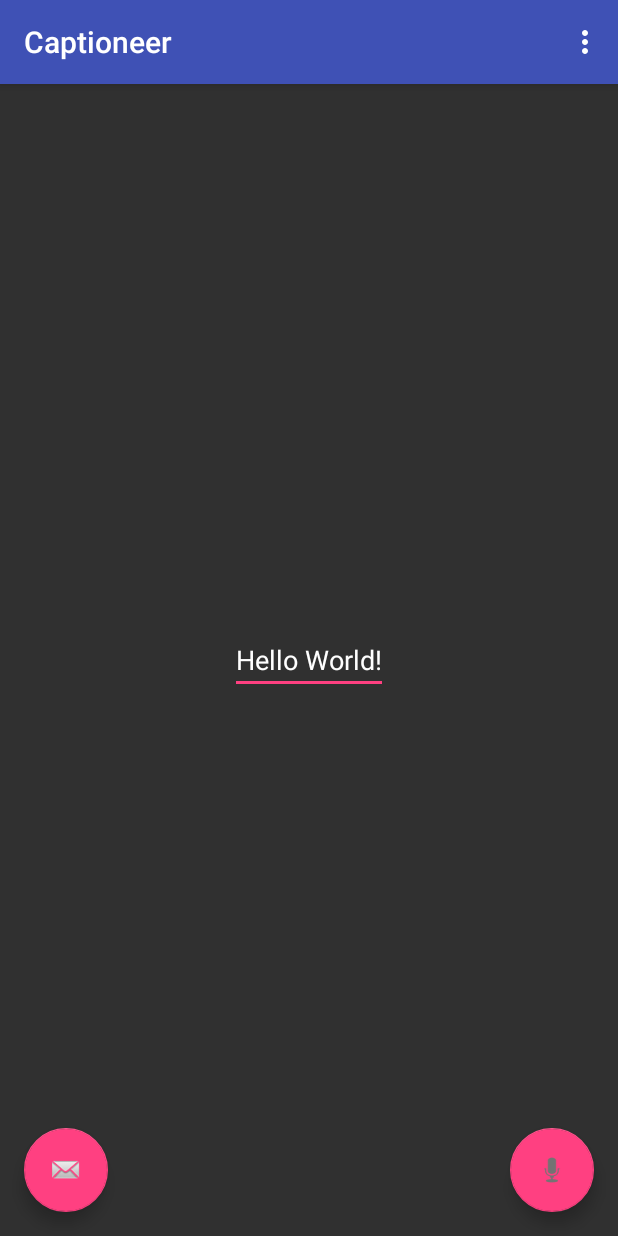
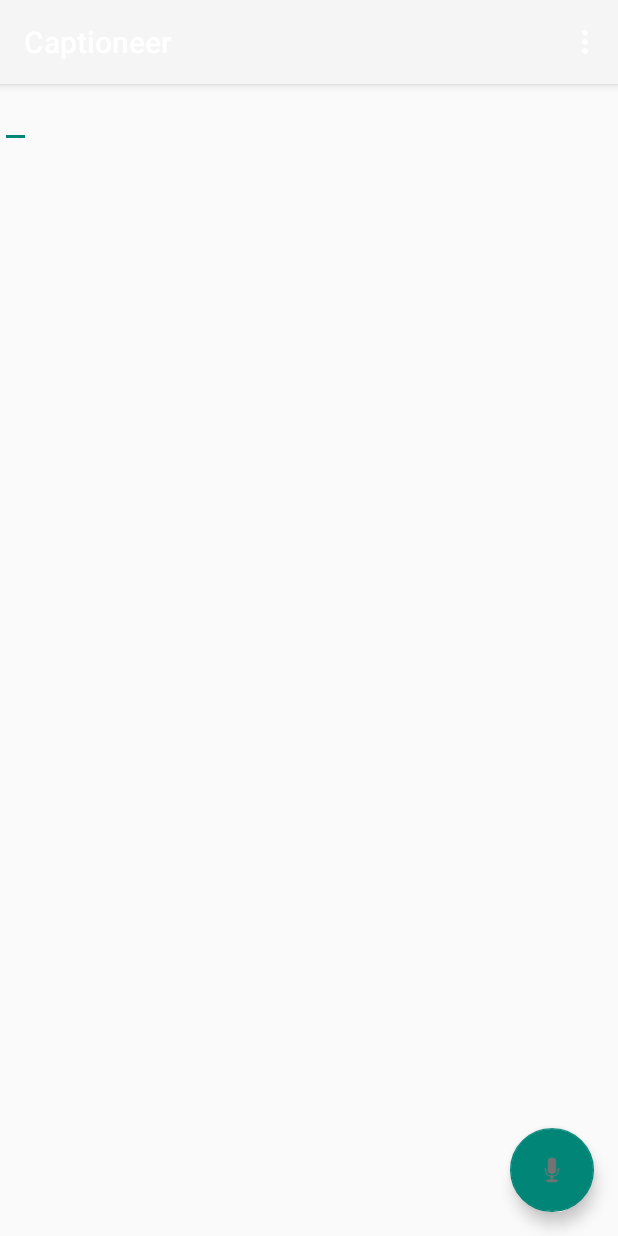
Before and after one commit to peter8472/cap-client, an Android app: the screen it shows after launch (MainActivity), on a phone screen of 412 x 824 dp. Run offline under Robolectric (Android 15) with nearby library versions, the phone set to English and light mode, and no system bars.

```diff
--- a/app/build.gradle
+++ b/app/build.gradle
@@ -7,8 +7,8 @@ android {
         applicationId "info.p445m.captioneer"
         minSdkVersion 10
         targetSdkVersion 24
-        versionCode 1
-        versionName "1.0"
+        versionCode 3
+        versionName "1.0.0.2"
         testInstrumentationRunner "android.support.test.runner.AndroidJUnitRunner"
     }
     buildTypes {
--- a/app/src/main/AndroidManifest.xml
+++ b/app/src/main/AndroidManifest.xml
@@ -10,11 +10,12 @@
         android:icon="@mipmap/ic_launcher"
         android:label="@string/app_name"
         android:supportsRtl="true"
-        android:theme="@style/AppTheme">
+        android:theme="@style/Theme.AppCompat.DayNight.NoActionBar">
         <activity
             android:name=".MainActivity"
             android:label="@string/app_name"
-            android:theme="@style/AppTheme.NoActionBar">
+            android:theme="@style/Theme.AppCompat.DayNight.NoActionBar">
+
             <intent-filter>
                 <action android:name="android.intent.action.MAIN" />
 
--- a/app/src/main/java/info/p445m/captioneer/MainActivity.java
+++ b/app/src/main/java/info/p445m/captioneer/MainActivity.java
@@ -44,6 +44,8 @@ public class MainActivity extends AppCompatActivity implements RecognitionListen
     @Override
     protected void onCreate(Bundle savedInstanceState) {
         super.onCreate(savedInstanceState);
+        //setTheme(R.style.Theme_AppCompat_DayNight_NoActionBar);
+        //setTheme(R.style.AppTheme);
         setContentView(R.layout.activity_main);
         Toolbar toolbar = (Toolbar) findViewById(R.id.toolbar);
         setSupportActionBar(toolbar);
@@ -64,12 +66,13 @@ public class MainActivity extends AppCompatActivity implements RecognitionListen
         hitSend.setOnClickListener(new View.OnClickListener() {
             @Override
             public void onClick(View v) {
-                Snackbar.make(v, "Replace with your own action", Snackbar.LENGTH_LONG)
+                Snackbar.make(v, "No network support", Snackbar.LENGTH_LONG)
                         .setAction("Action", null).show();
                 EditText answer = (EditText) findViewById(R.id.answer);
                 sendToServer(answer.getText().toString());
             }
         });
+        hitSend.setVisibility(View.INVISIBLE);
     }
     public void sendToServer(String message) {
         SharedPreferences sPrefs = PreferenceManager.getDefaultSharedPreferences(this);
@@ -80,7 +83,7 @@ public class MainActivity extends AppCompatActivity implements RecognitionListen
         try {
             Socket s = new Socket(ray[0],port);
         } catch (IOException e) {
-            e.printStackTrace();
+
         }
 
 
--- a/app/src/main/res/layout/activity_main.xml
+++ b/app/src/main/res/layout/activity_main.xml
@@ -38,4 +38,5 @@
         android:layout_margin="@dimen/fab_margin"
         app:srcCompat="@android:drawable/sym_action_email" />
 
+
 </android.support.design.widget.CoordinatorLayout>
--- a/app/src/main/res/layout/content_main.xml
+++ b/app/src/main/res/layout/content_main.xml
@@ -9,13 +9,17 @@
     tools:showIn="@layout/activity_main">
 
     <EditText
+        android:id="@+id/answer"
         android:layout_width="wrap_content"
         android:layout_height="wrap_content"
-        android:id="@+id/answer"
-        android:text="Hello World!"
+        android:selectAllOnFocus="false"
+        android:text=""
+        android:textSize="24px"
         app:layout_constraintBottom_toBottomOf="parent"
+        app:layout_constraintHorizontal_bias="0.0"
         app:layout_constraintLeft_toLeftOf="parent"
         app:layout_constraintRight_toRightOf="parent"
-        app:layout_constraintTop_toTopOf="parent" />
+        app:layout_constraintTop_toTopOf="parent"
+        app:layout_constraintVertical_bias="0.0" />
 
 </android.support.constraint.ConstraintLayout>
```
Also changed, not shown: 2 other files.
